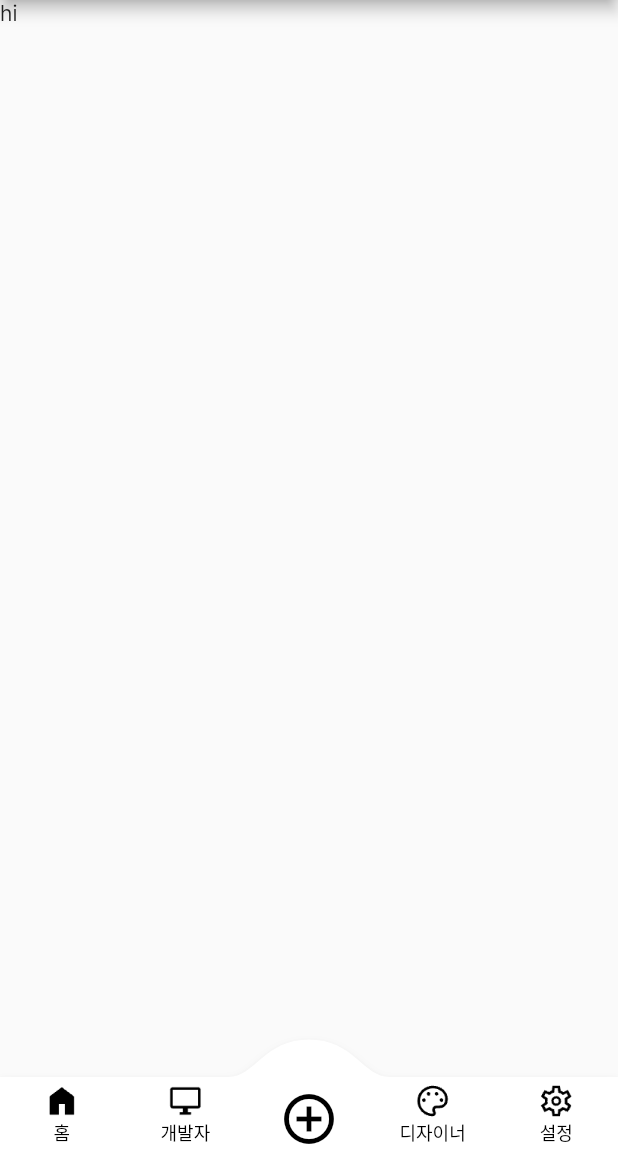
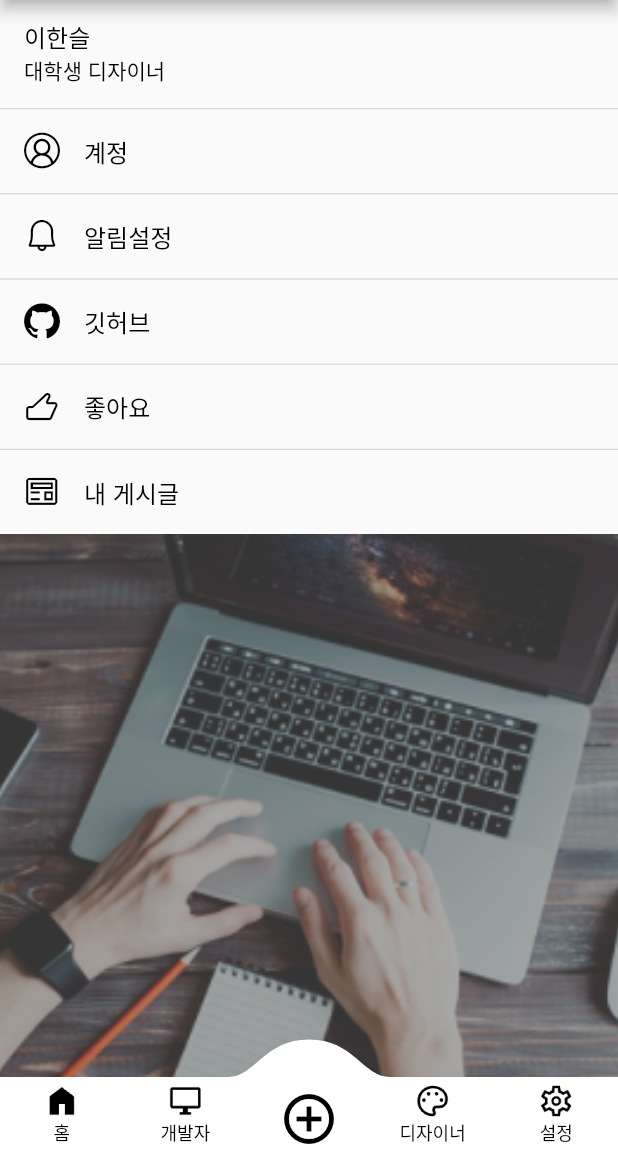
Before and after one commit to kdhhuns2000/d_to_d, a Flutter app: the SettingPage screen opened by its route, on a phone screen of 412 x 824 dp, the part 84-1236 px from its top. Run offline on Flutter 3.47's test engine with Material 2 defaults, Android fonts, the phone set to English and light mode, and no system bars; drawn by our look-alikes of convex_bottom_bar; our stand-ins replace dotted_border, flutter_riverpod, go_router; missing offline and left inert: responsive_grid_list; key blocks and very long unbroken strings in the code were emptied for the run.

Commit message:
Modify directory

```diff
--- a/lib/screens/setting/setting_page.dart
+++ b/lib/screens/setting/setting_page.dart
@@ -1,3 +1,4 @@
+import 'package:d_to_d/screens/setting/setting_icons.dart';
 import 'package:flutter/material.dart';
 
 class SettingPage extends StatelessWidget {
@@ -5,8 +6,46 @@ class SettingPage extends StatelessWidget {
 
   @override
   Widget build(BuildContext context) {
-    return Scaffold(
-      body: Text('hi'),
+    return Column(
+      children: [
+        ListTile(
+          title: Text("이한슬"),
+          subtitle: Text("대학생 디자이너"),
+          textColor: Colors.black,
+        ),
+        settingDivider(),
+        settingListTile("계정", SettingIcon.account),
+        settingDivider(),
+        settingListTile("알림설정", SettingIcon.bell),
+        settingDivider(),
+        settingListTile("깃허브", SettingIcon.github_inverted),
+        settingDivider(),
+        settingListTile("좋아요", SettingIcon.thumbsup),
+        settingDivider(),
+        settingListTile("내 게시글", SettingIcon.preview),
+        Expanded(
+          child: Image.asset('assets/images/img_setting.png',
+              width: double.infinity, fit: BoxFit.cover),
+        ),
+      ],
     );
   }
 }
+
+Widget settingListTile(String title, IconData icon) {
+  return ListTile(
+    horizontalTitleGap: 0,
+    title: Text(title),
+    leading: Icon(icon),
+    textColor: Colors.black,
+    iconColor: Colors.black,
+  );
+}
+
+Widget settingDivider() {
+  return Divider(
+    height: 0.8,
+    thickness: 0.8,
+    color: Color.fromARGB(255, 213, 213, 213),
+  );
+}
```
Also changed, not shown: lib/screens/setting_page.dart (deleted, +0 -57 lines), lib/screens/setting/setting_icons.dart (renamed from lib/screens/setting_icons.dart).
